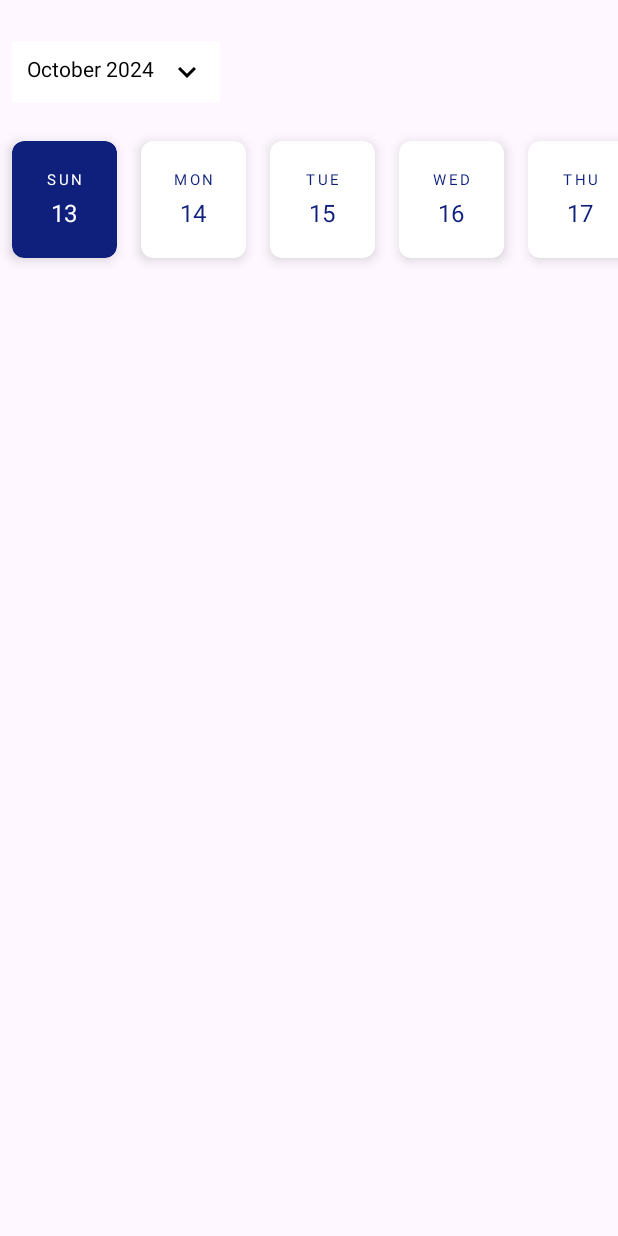
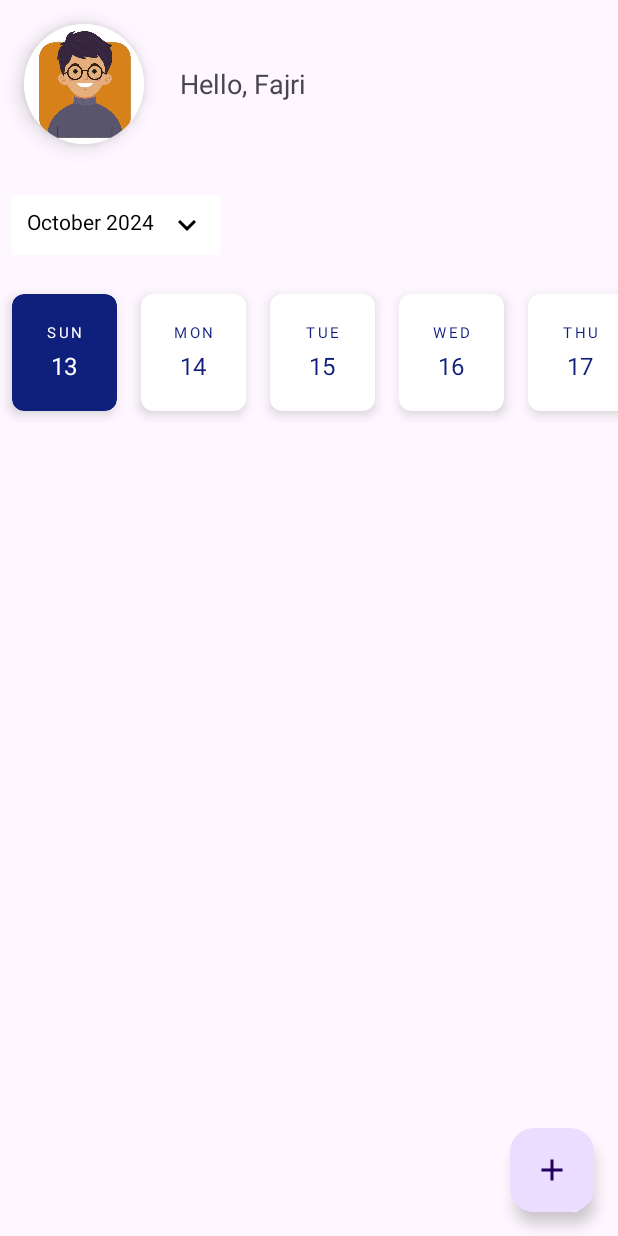
Before and after one commit to furqonfajri/Prioriti, an Android app: the screen it shows after launch (MainActivity), on a phone screen of 412 x 824 dp. Run offline under Robolectric (Android 15) with nearby library versions, the light colour scheme and no system bars.

Commit message:
add bottom sheet dialog for add task

```diff
--- /dev/null
+++ b/app/src/main/res/drawable/ic_add.xml
@@ -0,0 +1,5 @@
+<vector xmlns:android="http://schemas.android.com/apk/res/android" android:height="24dp" android:tint="#000000" android:viewportHeight="24" android:viewportWidth="24" android:width="24dp">
+
+    <path android:fillColor="@android:color/white" android:pathData="M19,13h-6v6h-2v-6H5v-2h6V5h2v6h6v2z"/>
+
+</vector>
--- a/app/src/main/res/layout/activity_main.xml
+++ b/app/src/main/res/layout/activity_main.xml
@@ -1,17 +1,49 @@
 <?xml version="1.0" encoding="utf-8"?>
-<LinearLayout xmlns:android="http://schemas.android.com/apk/res/android"
+<RelativeLayout xmlns:android="http://schemas.android.com/apk/res/android"
     xmlns:app="http://schemas.android.com/apk/res-auto"
     xmlns:tools="http://schemas.android.com/tools"
     android:id="@+id/main"
     android:layout_width="match_parent"
     android:layout_height="match_parent"
-    android:orientation="vertical"
     tools:context=".MainActivity">
+
+    <LinearLayout
+        android:layout_width="match_parent"
+        android:layout_height="wrap_content"
+        android:orientation="vertical">
+
+    <LinearLayout
+        android:layout_width="match_parent"
+        android:layout_height="wrap_content"
+        android:orientation="horizontal">
+        <androidx.cardview.widget.CardView
+            android:layout_width="80dp"
+            android:layout_height="80dp"
+            android:layout_gravity="center"
+            app:cardCornerRadius="75dp"
+            app:cardElevation="8dp"
+            android:layout_margin="16dp">
+            <ImageView
+                android:id="@+id/img_profile"
+                android:layout_width="match_parent"
+                android:layout_height="match_parent"
+                android:scaleType="centerCrop"
+                android:src="@drawable/icon" />
+        </androidx.cardview.widget.CardView>
+        <TextView
+            android:id="@+id/txt_name"
+            android:layout_width="wrap_content"
+            android:layout_height="wrap_content"
+            android:text="Hello, Fajri"
+            android:layout_gravity="center"
+            android:layout_margin="8dp"
+            android:textSize="18sp"/>
+    </LinearLayout>
 
     <RelativeLayout
         android:layout_width="match_parent"
         android:layout_height="wrap_content"
-        android:layout_marginTop="20dp"
+        android:layout_marginTop="10dp"
         android:padding="8dp">
 
         <TextView
@@ -36,4 +68,13 @@
         android:orientation="horizontal"
         app:layoutManager="androidx.recyclerview.widget.LinearLayoutManager"
         tools:listitem="@layout/date_item" />
-</LinearLayout>
+    </LinearLayout>
+    <com.google.android.material.floatingactionbutton.FloatingActionButton
+        android:layout_width="wrap_content"
+        android:layout_height="wrap_content"
+        android:id="@+id/fab_add"
+        android:layout_alignParentEnd="true"
+        android:layout_alignParentBottom="true"
+        android:src="@drawable/ic_add"
+        android:layout_margin="16dp"/>
+</RelativeLayout>
```
Also changed, not shown: app/src/main/java/com/fajri/prioriti/MainActivity.kt (+67 -2 lines), app/src/main/res/layout/bottom_sheet_add_task.xml (added, +111 -0 lines), app/src/main/res/drawable/icon.jpg (added).
